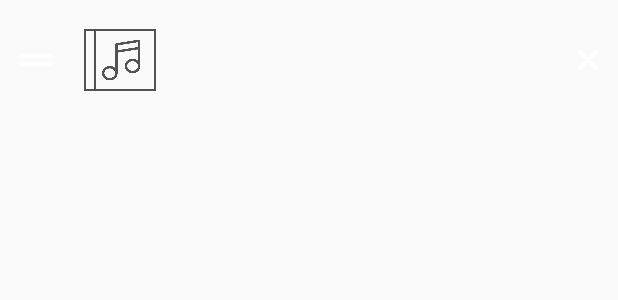
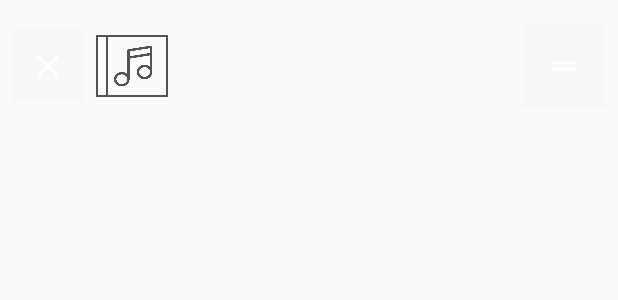
Before and after one commit to martimik/Native-music-player-for-android, an Android app: the layout row_playlist.xml on its own in the app's theme, with its tools: preview values and no code run, on a phone screen of 412 x 824 dp. Shown: the top 300 px of the screen. Run offline under Robolectric (Android 15) with nearby library versions, the phone set to English and light mode, and no system bars.

Commit message:
add playlist functionality

```diff
--- a/app/src/main/java/com/musicplayer/activities/AlbumDetailActivity.kt
+++ b/app/src/main/java/com/musicplayer/activities/AlbumDetailActivity.kt
@@ -133,7 +133,6 @@ class AlbumDetailActivity : AppCompatActivity() {
 
     fun setSong(songPos : Int){
         musicSrv?.setSong(songPos)
-        musicSrv?.setSource(true)
     }
 
     fun setPlaylist(newPlaylist: MutableList<AudioModel>) {
--- a/app/src/main/java/com/musicplayer/activities/MainActivity.kt
+++ b/app/src/main/java/com/musicplayer/activities/MainActivity.kt
@@ -150,7 +150,6 @@ class MainActivity : AppCompatActivity() {
 
     fun setSong(songPos : Int){
         musicSrv?.setSong(songPos)
-        musicSrv?.setSource(true)
     }
 
     fun setPlaylist(newPlaylist: MutableList<AudioModel>) {
--- a/app/src/main/java/com/musicplayer/fragments/PlayerFragment.kt
+++ b/app/src/main/java/com/musicplayer/fragments/PlayerFragment.kt
@@ -40,7 +40,6 @@ class PlayerFragment : Fragment {
 
     override fun onCreate(savedInstanceState: Bundle?) {
         super.onCreate(savedInstanceState)
-        registerReceiver()
     }
 
     override fun onCreateView(
--- a/app/src/main/res/drawable/ic_clear.xml
+++ b/app/src/main/res/drawable/ic_clear.xml
@@ -1,5 +1,5 @@
-<vector android:height="128dp" android:tint="#FFFFFF"
+<vector android:height="24dp" android:tint="#FFFFFF"
     android:viewportHeight="24.0" android:viewportWidth="24.0"
-    android:width="128dp" xmlns:android="http://schemas.android.com/apk/res/android">
+    android:width="24dp" xmlns:android="http://schemas.android.com/apk/res/android">
     <path android:fillColor="#FF000000" android:pathData="M19,6.41L17.59,5 12,10.59 6.41,5 5,6.41 10.59,12 5,17.59 6.41,19 12,13.41 17.59,19 19,17.59 13.41,12z"/>
 </vector>
--- a/app/src/main/res/drawable/ic_drag_handle.xml
+++ b/app/src/main/res/drawable/ic_drag_handle.xml
@@ -1,5 +1,5 @@
-<vector android:height="128dp" android:tint="#FFFFFF"
+<vector android:height="24dp" android:tint="#FFFFFF"
     android:viewportHeight="24.0" android:viewportWidth="24.0"
-    android:width="128dp" xmlns:android="http://schemas.android.com/apk/res/android">
+    android:width="24dp" xmlns:android="http://schemas.android.com/apk/res/android">
     <path android:fillColor="#FF000000" android:pathData="M20,9H4v2h16V9zM4,15h16v-2H4v2z"/>
 </vector>
--- /dev/null
+++ b/app/src/main/res/drawable/ic_play_arrow.xml
@@ -0,0 +1,5 @@
+<vector android:height="128dp" android:tint="#FFFFFF"
+    android:viewportHeight="24.0" android:viewportWidth="24.0"
+    android:width="128dp" xmlns:android="http://schemas.android.com/apk/res/android">
+    <path android:fillColor="#FF000000" android:pathData="M8,5v14l11,-7z"/>
+</vector>
--- a/app/src/main/res/drawable/small_player_background.xml
+++ b/app/src/main/res/drawable/small_player_background.xml
@@ -16,8 +16,8 @@
         <shape
             android:shape="rectangle">
             <!-- Set the background color of your layout here -->
-            <stroke android:width="1dp" android:color="@color/darkGrey" />
-            <solid android:color="@color/darkGrey" />
+            <stroke android:width="1dp" android:color="@color/colorPrimaryDark" />
+            <solid android:color="@color/colorPrimaryDark" />
         </shape>
     </item>
 
--- a/app/src/main/res/layout/fragment_player.xml
+++ b/app/src/main/res/layout/fragment_player.xml
@@ -14,7 +14,7 @@
         android:id="@+id/activity_player_btn_return"
         android:layout_width="48dp"
         android:layout_height="48dp"
-        android:layout_marginTop="16dp"
+        android:layout_marginTop="12dp"
         android:background="@drawable/ic_chevron_left"
         app:layout_constraintStart_toStartOf="parent"
         app:layout_constraintTop_toTopOf="parent" />
@@ -36,7 +36,7 @@
         android:id="@+id/activity_player_btn_playlist"
         android:layout_width="36dp"
         android:layout_height="36dp"
-        android:layout_marginTop="24dp"
+        android:layout_marginTop="20dp"
         android:layout_marginEnd="24dp"
         android:background="@drawable/ic_playlist_open"
         app:layout_constraintEnd_toEndOf="parent"
--- a/app/src/main/res/layout/fragment_playlist.xml
+++ b/app/src/main/res/layout/fragment_playlist.xml
@@ -28,8 +28,7 @@
                     android:id="@+id/fragment_playlist_btn_back"
                     android:layout_width="48dp"
                     android:layout_height="48dp"
-                    android:layout_gravity="center_vertical"
-                    android:layout_marginStart="0dp"
+                    android:layout_marginTop="12dp"
                     android:background="@drawable/ic_chevron_left" />
 
                 <TextView
--- a/app/src/main/res/layout/row_playlist.xml
+++ b/app/src/main/res/layout/row_playlist.xml
@@ -8,31 +8,35 @@
     android:paddingHorizontal="8dp"
     android:paddingVertical="16dp">
 
-    <Button
+    <ImageButton
         android:id="@+id/row_playlist_btn_drag"
-        android:layout_width="32dp"
-        android:layout_height="32dp"
-        android:background="@drawable/ic_drag_handle"
+        android:layout_width="wrap_content"
+        android:layout_height="wrap_content"
+        android:background="@color/cardview_shadow_end_color"
+        android:padding="16dp"
+        android:src="@drawable/ic_drag_handle"
         app:layout_constraintBottom_toBottomOf="parent"
-        app:layout_constraintStart_toStartOf="parent"
-        app:layout_constraintTop_toTopOf="parent" />
+        app:layout_constraintEnd_toEndOf="parent"
+        app:layout_constraintTop_toTopOf="parent"
+        tools:src="@drawable/ic_drag_handle" />
 
     <ImageView
         android:id="@+id/row_playlist_iv_cover"
         android:layout_width="48dp"
         android:layout_height="48dp"
-        android:layout_marginStart="16dp"
+        android:layout_marginStart="8dp"
         app:layout_constraintBottom_toBottomOf="parent"
-        app:layout_constraintStart_toEndOf="@+id/row_playlist_btn_drag"
+        app:layout_constraintStart_toEndOf="@+id/row_playlist_btn_clear"
         app:layout_constraintTop_toTopOf="parent"
         tools:srcCompat="@drawable/cover_placeholder" />
 
     <LinearLayout
         android:layout_width="0dp"
         android:layout_height="0dp"
+        android:layout_marginEnd="8dp"
         android:orientation="vertical"
         app:layout_constraintBottom_toBottomOf="parent"
-        app:layout_constraintEnd_toStartOf="@+id/row_playlist_btn_clear"
+        app:layout_constraintEnd_toStartOf="@id/row_playlist_btn_drag"
         app:layout_constraintStart_toEndOf="@+id/row_playlist_iv_cover"
         app:layout_constraintTop_toTopOf="parent">
 
@@ -59,12 +63,14 @@
             android:textStyle="italic" />
     </LinearLayout>
 
-    <Button
+    <ImageButton
         android:id="@+id/row_playlist_btn_clear"
-        android:layout_width="24dp"
-        android:layout_height="24dp"
-        android:background="@drawable/ic_clear"
+        android:layout_width="wrap_content"
+        android:layout_height="wrap_content"
+        android:background="@color/cardview_shadow_end_color"
+        android:padding="12dp"
+        android:src="@drawable/ic_clear"
         app:layout_constraintBottom_toBottomOf="parent"
-        app:layout_constraintEnd_toEndOf="parent"
+        app:layout_constraintStart_toStartOf="parent"
         app:layout_constraintTop_toTopOf="parent" />
 </androidx.constraintlayout.widget.ConstraintLayout>
--- a/app/src/main/res/values/colors.xml
+++ b/app/src/main/res/values/colors.xml
@@ -6,6 +6,5 @@
     <color name="white">#FAFAFA</color>
     <color name="green">#1DB954</color>
     <color name="grey">#b3b3b3</color>
-    <color name="darkGrey">#212121</color>
     <color name="lightGrey">#535353</color>
 </resources>
```
Also changed, not shown: app/src/main/java/com/musicplayer/adapters/PlaylistAdapter.kt (+83 -22 lines), app/src/main/java/com/musicplayer/fragments/PlaylistFragment.kt (+15 -2 lines), app/src/main/java/com/musicplayer/services/MusicService.kt (+53 -8 lines), app/src/main/java/com/musicplayer/utility/ItemMoveCallback.kt (added, +77 -0 lines).
